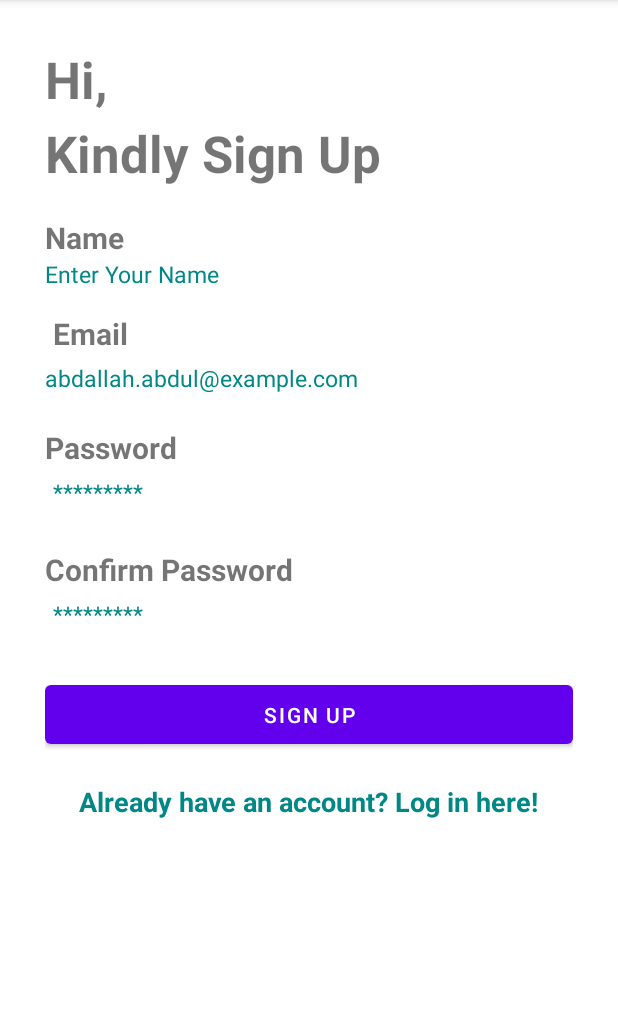
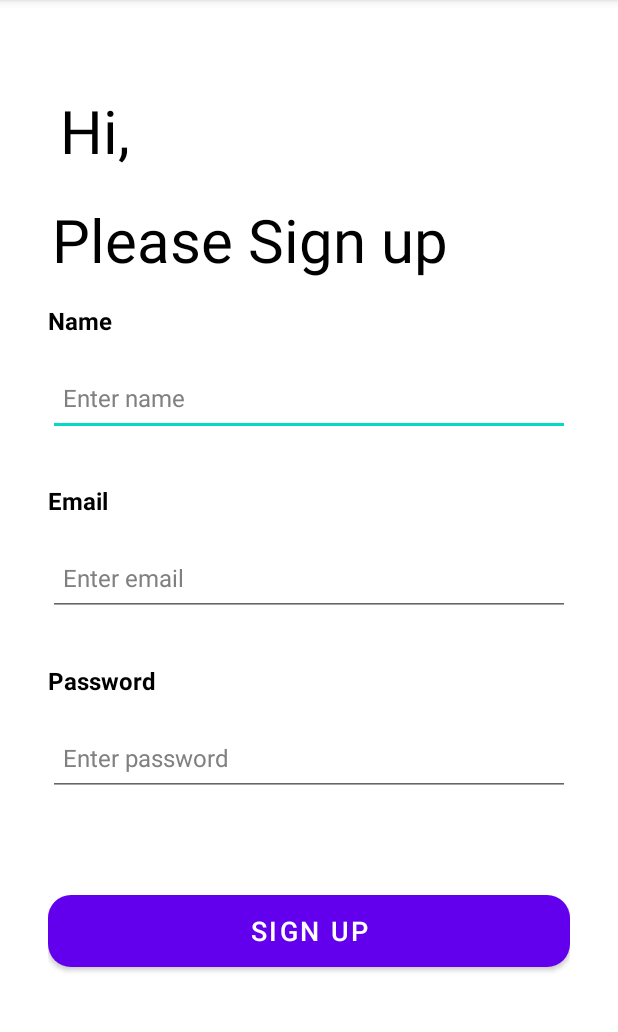
Before and after one commit to edwinaringo/movers, an Android app: the Sign_Up screen opened directly, with no data from a screen before it, on a phone screen of 412 x 824 dp, the part 84-1116 px from its top. Run offline under Robolectric (Android 15) with nearby library versions, the phone set to English and light mode, and no system bars; our stand-ins replace Firebase (no records; nobody signed in at launch, a user with empty details on screens opened directly); Roboto replaces fonts that are not available here.

Commit message:
Fixed the authentication error on the sign up activity

```diff
--- a/app/src/main/java/com/example/movers_app/Sign_Up.java
+++ b/app/src/main/java/com/example/movers_app/Sign_Up.java
@@ -9,8 +9,6 @@ import android.util.Patterns;
 import android.view.View;
 import android.widget.Button;
 import android.widget.EditText;
-import android.widget.ProgressBar;
-import android.widget.TextView;
 import android.widget.Toast;
 
 import com.google.android.gms.tasks.OnCompleteListener;
@@ -19,42 +17,11 @@ import com.google.firebase.auth.AuthResult;
 import com.google.firebase.auth.FirebaseAuth;
 import com.google.firebase.database.FirebaseDatabase;
 
-import butterknife.BindView;
-import butterknife.ButterKnife;
-
-public class Sign_Up extends AppCompatActivity implements View.OnClickListener {
+public class Sign_Up extends AppCompatActivity implements View.OnClickListener{
 
     private FirebaseAuth mAuth;
-
-    @BindView(R.id.LoginHiTextView)
-    TextView mLoginHiTextView;
-    @BindView(R.id.LoginPleaseLoginTextView)
-    TextView mLoginPleaseLoginTextView;
-    @BindView(R.id.LoginNameTextView)
-    TextView mLoginNameTextView;
-    @BindView(R.id.nameEditText)
-    EditText mNameEditText;
-    @BindView(R.id.LoginEmailTextView)
-    TextView mLoginEmailTextView;
-    @BindView(R.id.EmailEditText)
-    EditText mEmailEditText;
-    @BindView(R.id.LoginPasswordTextView)
-    TextView mLoginPasswordTextView;
-    @BindView(R.id.LoginPasswordEditText)
-    EditText mLoginPasswordEditText;
-    @BindView(R.id.LoginConfirmPasswordTextView)
-    TextView mLoginConfirmPasswordTextView;
-    @BindView(R.id.ConfirmPasswordEditText)
-    EditText mConfirmPasswordEditText;
-    @BindView(R.id.signUpButton)
-    Button mSignUpButton;
-    @BindView(R.id.LoginTextView)
-    TextView mLoginTextView;
-    @BindView(R.id.FirebaseProgressBar)
-    ProgressBar mFirebaseProgressBar;
-    @BindView(R.id.LoadingTextView)
-    TextView mLoadingTextView;
-
+    private EditText editTextFullName, editTextEmail, editTextPassword;
+    private Button signUp;
 
     @Override
     protected void onCreate(Bundle savedInstanceState) {
@@ -63,59 +30,54 @@ public class Sign_Up extends AppCompatActivity implements View.OnClickListener {
 
         mAuth = FirebaseAuth.getInstance();
 
-//        ButterKnife.bind(this);
+        signUp = (Button) findViewById(R.id.signUp);
+        signUp.setOnClickListener(this);
 
-        //validate user inputs when login button clicked
-//        mCreateUserButton.setOnClickListener(this);
+        editTextFullName = (EditText) findViewById(R.id.fullName);
+        editTextEmail = (EditText) findViewById(R.id.email);
+        editTextPassword = (EditText) findViewById(R.id.password);
     }
 
     @Override
     public void onClick(View v) {
-        if (v == mSignUpButton) {
-            accountSignUp();
+        switch(v.getId()) {
+            case R.id.signUp:
+                signUp();
+                break;
         }
     }
 
-    private void accountSignUp() {
-        //validations
-        String name = mLoginNameTextView.getText().toString().trim();
-        String email = mEmailEditText.getText().toString().trim();
-        String password = mLoginPasswordEditText.getText().toString().trim();
+    private void signUp() {
+        String email = editTextEmail.getText().toString().trim();
+        String name = editTextFullName.getText().toString().trim();
+        String password = editTextPassword.getText().toString().trim();
 
         if (name.isEmpty()) {
-            mNameEditText.setError("Name is required");
-            mNameEditText.requestFocus();
-            return;
-        }
-        if (email.isEmpty()) {
-            mEmailEditText.setError("Email is required");
-            mEmailEditText.requestFocus();
+            editTextFullName.setError("Full name is required");
+            editTextFullName.requestFocus();
             return;
         }
 
-
-        if (!Patterns.EMAIL_ADDRESS.matcher(email).matches()) {
-            mLoginNameTextView.setError("Please enter a valid address");
-            mEmailEditText.requestFocus();
+        if (email.isEmpty()) {
+            editTextEmail.setError("Email is required");
+            editTextEmail.requestFocus();
             return;
-
-
+        }
+        if(!Patterns.EMAIL_ADDRESS.matcher(email).matches()) {
+            editTextEmail.setError("Please provide valid email");
+            editTextEmail.requestFocus();
+            return;
         }
 
-
-        if (!Patterns.EMAIL_ADDRESS.matcher(email).matches()) {
-            mLoginEmailTextView.setError("Please enter a valid address");
-            mEmailEditText.requestFocus();
+        if (password.isEmpty()) {
+            editTextPassword.setError("Password is required");
+            editTextPassword.requestFocus();
             return;
         }
-        if (password.isEmpty()) {
-            mLoginPasswordEditText.setError("Password is required");
-            mLoginPasswordEditText.requestFocus();
-            return;
-        }
-        if (password.length() < 6) {
-            mLoginPasswordEditText.setError("Minimum password character required is six");
-            mLoginPasswordEditText.requestFocus();
+
+        if (password.length()< 6) {
+            editTextPassword.setError("Minimum password length is 6 characters");
+            editTextPassword.requestFocus();
             return;
         }
 
@@ -123,24 +85,27 @@ public class Sign_Up extends AppCompatActivity implements View.OnClickListener {
                 .addOnCompleteListener(new OnCompleteListener<AuthResult>() {
                     @Override
                     public void onComplete(@NonNull Task<AuthResult> task) {
-                        if(task.isSuccessful()) {
+
+                        if(task.isSuccessful()){
                             User user = new User(name, email);
 
-                            FirebaseDatabase.getInstance().getReference("Users")
+                            FirebaseDatabase.getInstance().getReference("User")
                                     .child(FirebaseAuth.getInstance().getCurrentUser().getUid())
                                     .setValue(user).addOnCompleteListener(new OnCompleteListener<Void>() {
                                 @Override
                                 public void onComplete(@NonNull Task<Void> task) {
-                                    if(task.isSuccessful()){
-                                        Toast.makeText(Sign_Up.this, "User has been registered", Toast.LENGTH_SHORT).show();
+
+                                    if(task.isSuccessful()) {
+                                        startActivity(new Intent(Sign_Up.this,HouseActivity.class));
+                                        Toast.makeText(Sign_Up.this, "Sign Up is successful", Toast.LENGTH_SHORT).show();
                                     }else{
-                                        Toast.makeText(Sign_Up.this, "Failed to register user", Toast.LENGTH_SHORT).show();
+                                        Toast.makeText(Sign_Up.this, "Failed to Sign Up. Try again", Toast.LENGTH_SHORT).show();
                                     }
 
                                 }
                             });
-                        }else {
-                            Toast.makeText(Sign_Up.this, "Failed to register user", Toast.LENGTH_SHORT).show();
+                        }else{
+                            Toast.makeText(Sign_Up.this, "Failed to Sign Up. Try again", Toast.LENGTH_SHORT).show();
                         }
 
                     }
@@ -148,4 +113,3 @@ public class Sign_Up extends AppCompatActivity implements View.OnClickListener {
 
     }
 }
-//nav to new activity
--- a/app/src/main/res/layout/activity_sign_up.xml
+++ b/app/src/main/res/layout/activity_sign_up.xml
@@ -1,181 +1,149 @@
 <?xml version="1.0" encoding="utf-8"?>
-<RelativeLayout xmlns:android="http://schemas.android.com/apk/res/android"
+<androidx.constraintlayout.widget.ConstraintLayout xmlns:android="http://schemas.android.com/apk/res/android"
     xmlns:app="http://schemas.android.com/apk/res-auto"
     xmlns:tools="http://schemas.android.com/tools"
     android:layout_width="match_parent"
     android:layout_height="match_parent"
-    android:background="#ffff"
+    android:background="#ffffff"
     tools:context=".Sign_Up">
 
-    <LinearLayout
-        android:id="@+id/linearLayout"
-        android:layout_width="match_parent"
-        android:layout_height="wrap_content"
-        android:layout_alignParentStart="true"
-        android:layout_alignParentTop="true"
-        android:orientation="vertical"
-        android:padding="30dp">
 
     <TextView
-            android:id="@+id/LoginHiTextView"
+        android:id="@+id/textView3"
         android:layout_width="wrap_content"
         android:layout_height="wrap_content"
-            android:text="Hi,"
-            android:textSize="34sp"
-            android:textStyle="bold"
+        android:text="Please Sign up"
+        android:textColor="#000000"
+        android:textSize="40sp"
+        app:layout_constraintBottom_toBottomOf="parent"
+        app:layout_constraintEnd_toEndOf="parent"
+        app:layout_constraintHorizontal_bias="0.233"
+        app:layout_constraintStart_toStartOf="parent"
+        app:layout_constraintTop_toBottomOf="@+id/textView2"
+        app:layout_constraintVertical_bias="0.031" />
+
+    <TextView
+        android:id="@+id/textView2"
+        android:layout_width="wrap_content"
+        android:layout_height="wrap_content"
+        android:layout_marginStart="40dp"
+        android:layout_marginTop="60dp"
+        android:text="Hi, "
+        android:textColor="#000000"
+        android:textSize="40sp"
         app:layout_constraintStart_toStartOf="parent"
         app:layout_constraintTop_toTopOf="parent" />
 
-        <TextView
-            android:id="@+id/LoginPleaseLoginTextView"
-            android:layout_width="wrap_content"
+    <ScrollView
+        android:layout_width="match_parent"
+        android:layout_height="0dp"
+        app:layout_constraintBottom_toBottomOf="parent"
+        app:layout_constraintEnd_toEndOf="parent"
+        app:layout_constraintStart_toStartOf="parent"
+        app:layout_constraintTop_toBottomOf="@+id/textView3">
+
+        <LinearLayout
+            android:layout_width="match_parent"
             android:layout_height="wrap_content"
-            android:layout_marginTop="4dp"
-            android:text="Kindly Sign Up"
-            android:textSize="34sp"
-            android:textStyle="bold"
-            app:layout_constraintStart_toStartOf="@+id/LoginHiTextView"
-            app:layout_constraintTop_toBottomOf="@+id/LoginHiTextView" />
+            android:orientation="vertical" >
+
+            <LinearLayout
+                android:layout_width="match_parent"
+                android:layout_height="match_parent"
+                android:layout_marginStart="32dp"
+                android:layout_marginEnd="32dp"
+                android:orientation="vertical">
 
                 <TextView
-            android:id="@+id/LoginNameTextView"
-            android:layout_width="wrap_content"
+                    android:id="@+id/textView5"
+                    android:layout_width="match_parent"
                     android:layout_height="wrap_content"
-            android:layout_marginTop="20dp"
-            android:text="Name "
-            android:textSize="20sp"
-            android:textStyle="bold"
-            app:layout_constraintStart_toStartOf="@+id/LoginPleaseLoginTextView"
-            app:layout_constraintTop_toBottomOf="@+id/LoginPleaseLoginTextView" />
-
+                    android:layout_marginTop="16dp"
+                    android:text="Name"
+                    android:textColor="#000000"
+                    android:textSize="16sp"
+                    android:textStyle="bold" />
 
                 <EditText
-            android:id="@+id/nameEditText"
+                    android:id="@+id/fullName"
+                    android:layout_width="match_parent"
+                    android:layout_height="50dp"
+                    android:layout_marginTop="16dp"
+                    android:layout_marginBottom="16dp"
+                    android:ems="10"
+                    android:hint="Enter name"
+                    android:inputType="text"
+                    android:paddingLeft="10sp"
+                    android:textColorHint="#808080"
+                    android:textSize="16sp" />
+            </LinearLayout>
+
+            <LinearLayout
+                android:layout_width="match_parent"
+                android:layout_height="match_parent"
+                android:layout_marginStart="32dp"
+                android:layout_marginEnd="32dp"
+                android:orientation="vertical">
+
+                <TextView
+                    android:id="@+id/textView8"
                     android:layout_width="match_parent"
                     android:layout_height="wrap_content"
-            android:layout_marginBottom="10dp"
-            android:background="@android:color/white"
-            android:hint="Enter Your Name"
-            android:nextFocusDown="@+id/passwordEditText"
-            android:textColorHint="@color/teal_700"
-            android:textSize="15sp" />
+                    android:layout_marginTop="16dp"
+                    android:text="Email"
+                    android:textColor="#000000"
+                    android:textSize="16sp"
+                    android:textStyle="bold" />
 
+                <EditText
+                    android:id="@+id/email"
+                    android:layout_width="match_parent"
+                    android:layout_height="50dp"
+                    android:layout_marginTop="16dp"
+                    android:layout_marginBottom="16dp"
+                    android:ems="10"
+                    android:hint="Enter email"
+                    android:inputType="textEmailAddress"
+                    android:paddingLeft="10sp"
+                    android:textColorHint="#808080"
+                    android:textSize="16sp" />
 
                 <TextView
-            android:id="@+id/LoginEmailTextView"
-            android:layout_width="99dp"
+                    android:id="@+id/textView4"
+                    android:layout_width="match_parent"
                     android:layout_height="wrap_content"
-            android:text="Email"
-            android:textSize="20sp"
-            android:textStyle="bold"
-            android:padding="5dp"
-            app:layout_constraintStart_toStartOf="@+id/LoginPleaseLoginTextView"
-            app:layout_constraintTop_toBottomOf="@+id/LoginPleaseLoginTextView" />
+                    android:layout_marginTop="16dp"
+                    android:text="Password"
+                    android:textColor="#000000"
+                    android:textSize="16sp"
+                    android:textStyle="bold" />
 
                 <EditText
-            android:id="@+id/EmailEditText"
+                    android:id="@+id/password"
                     android:layout_width="match_parent"
-            android:layout_height="wrap_content"
-            android:layout_marginBottom="10dp"
-            android:background="@android:color/white"
-            android:hint="abdallah.abdul@example.com"
-            android:inputType="textEmailAddress"
-            android:textColor="@android:color/black"
-            android:textColorHint="@color/teal_700"
-            android:textSize="15sp" />
-
-        <TextView
-            android:id="@+id/LoginPasswordTextView"
-            android:layout_width="wrap_content"
-            android:layout_height="wrap_content"
-            android:layout_marginTop="12dp"
-            android:text="Password"
-            android:textSize="20sp"
-            android:textStyle="bold"
-            app:layout_constraintStart_toStartOf="@+id/LoginEmailAddressEditText"
-            app:layout_constraintTop_toBottomOf="@+id/LoginEmailAddressEditText" />
+                    android:layout_height="50dp"
+                    android:layout_marginTop="16dp"
+                    android:layout_marginBottom="16dp"
+                    android:ems="10"
+                    android:hint="Enter password"
+                    android:inputType="textPassword"
+                    android:paddingLeft="10sp"
+                    android:textColorHint="#808080"
+                    android:textSize="16sp" />
 
 
 
-        <EditText
-            android:id="@+id/PasswordEditText"
+                <Button
+                    android:id="@+id/signUp"
                     android:layout_width="match_parent"
+                    android:background="@drawable/orange_btn_background"
                     android:layout_height="wrap_content"
-            android:layout_marginBottom="10dp"
-            android:background="@android:color/white"
-            android:hint="*********"
-            android:inputType="textPassword"
-            android:nextFocusDown="@+id/passwordEditText"
-            android:padding="5dp"
-            android:textColor="@android:color/black"
-            android:textColorHint="@color/teal_700"
-            android:textSize="15sp" />
-        <TextView
-            android:id="@+id/LoginConfirmPasswordTextView"
-            android:layout_width="wrap_content"
-            android:layout_height="wrap_content"
-            android:layout_marginTop="12dp"
-            android:text="Confirm Password"
-            android:textSize="20sp"
-            android:textStyle="bold"
-            app:layout_constraintStart_toStartOf="@+id/LoginEmailAddressEditText"
-            app:layout_constraintTop_toBottomOf="@+id/LoginEmailAddressEditText" />
+                    android:layout_marginTop="50dp"
+                    android:layout_marginBottom="16dp"
+                    android:text="sign up"
+                    android:textSize="18sp"/>
+            </LinearLayout>
+        </LinearLayout>
+    </ScrollView>
 
-
-        <EditText
-            android:id="@+id/ConfirmPasswordEditText"
-            android:layout_width="match_parent"
-            android:layout_height="wrap_content"
-            android:layout_marginBottom="10dp"
-            android:background="@android:color/white"
-            android:hint="*********"
-            android:inputType="textPassword"
-            android:nextFocusDown="@+id/passwordEditText"
-            android:padding="5dp"
-            android:textColor="@android:color/black"
-            android:textColorHint="@color/teal_700"
-            android:textSize="15sp" />
-
-
-        <Button
-            android:id="@+id/signUpButton"
-            android:layout_width="match_parent"
-            android:layout_height="wrap_content"
-            android:layout_marginTop="15dp"
-            android:padding="10dp"
-            android:text="Sign up"
-             />
-
-        <TextView
-            android:id="@+id/LoginTextView"
-            android:layout_width="wrap_content"
-            android:layout_height="wrap_content"
-            android:layout_gravity="center_horizontal"
-            android:layout_marginTop="20dp"
-            android:text="Already have an account? Log in here!"
-            android:textColor="@color/teal_700"
-            android:textSize="18sp"
-            android:textStyle="bold" />
-
-        <ProgressBar
-            android:id="@+id/FirebaseProgressBar"
-            android:layout_width="wrap_content"
-            android:layout_height="wrap_content"
-            android:layout_centerInParent="true"
-            android:visibility="gone" />
-
-        <TextView
-            android:id="@+id/LoadingTextView"
-            android:layout_width="wrap_content"
-            android:layout_height="wrap_content"
-            android:layout_below="@+id/firebaseProgressBar"
-            android:layout_centerInParent="true"
-            android:layout_margin="20dp"
-            android:textColor="@color/teal_700"
-            android:visibility="gone" />
-    </LinearLayout>
-
-
-
-
-</RelativeLayout>
+</androidx.constraintlayout.widget.ConstraintLayout>
```
Lines whose indentation alone changed are shown as unchanged.
